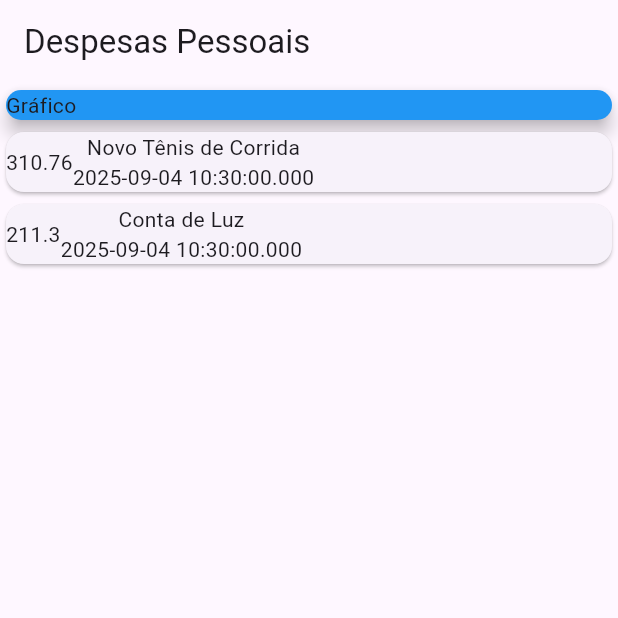
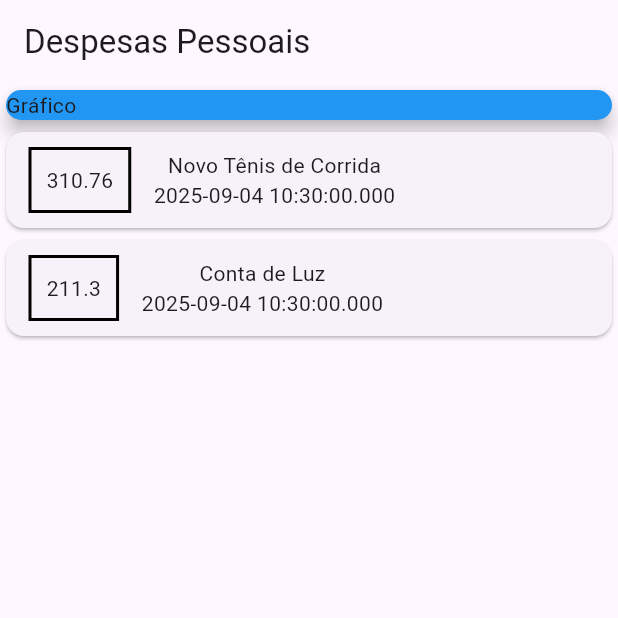
Before and after one commit to jSantini/curso_flutter, a Flutter app: the screen it shows after launch, on a phone screen of 412 x 824 dp, the top half of it. Run offline on Flutter 3.47's test engine with Material 3 defaults, Android fonts, the phone set to English and light mode, and no system bars.

Commit message:
improvements in expenses list design

```diff
--- a/modulo_3/expenses/lib/main.dart
+++ b/modulo_3/expenses/lib/main.dart
@@ -50,7 +50,17 @@ class MyHomePage extends StatelessWidget {
               return Card(
                 child: Row(
                   children: <Widget>[
-                    Container(child: Text(tr.value.toString())),
+                    Container(
+                      margin: EdgeInsets.symmetric(
+                        horizontal: 15,
+                        vertical: 10,
+                      ),
+                      decoration: BoxDecoration(
+                        border: Border.all(color: Colors.black, width: 2),
+                      ),
+                      padding: EdgeInsets.all(10),
+                      child: Text(tr.value.toString()),
+                    ),
                     Column(
                       children: <Widget>[
                         Text(tr.title),
```
